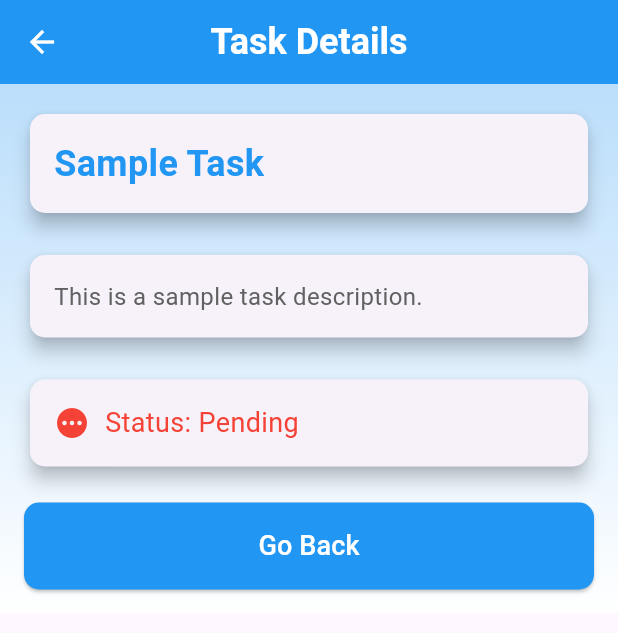
After one commit to Aschalew524/Todo-app-project, a Flutter app: the TodoDetailsPage screen opened by its route, on a phone screen of 412 x 824 dp. The commit adds this screen. Shown: the top 633 px of the screen. Run offline on Flutter 3.47's test engine with Material 3 defaults, Android fonts, the phone set to English and light mode, and no system bars; our stand-ins replace google_fonts, shared_preferences; accounts and stored records are empty; network calls fail.

Commit message:
create ,get all, detail functionalities added

```diff
--- a/todo_frontend/lib/main.dart
+++ b/todo_frontend/lib/main.dart
@@ -1,22 +1,33 @@
 import 'package:flutter/material.dart';
+import 'package:todo_frontend/screens/AddTodoPage.dart';
+import 'package:todo_frontend/screens/detailsPage.dart';
 import 'package:todo_frontend/screens/home_screen.dart';
-//import 'package:todo_frontend/screens/signin.dart';
-// import 'package:todo_frontend/screens/home_screen.dart';
-//import 'package:todo_frontend/screens/signup.dart';
+import 'package:todo_frontend/screens/signin.dart';
+import 'package:todo_frontend/screens/signup.dart';
+import 'api_service.dart';
+
 
 void main() {
-  runApp(const MyApp());
+  runApp(MyApp());
 }
 
 class MyApp extends StatelessWidget {
-  const MyApp({super.key});
-
   @override
   Widget build(BuildContext context) {
-    return  MaterialApp(
-
-      debugShowCheckedModeBanner: false,
-      home: HomeScreen()//SignInScreen(),
+    return MaterialApp(
+      debugShowCheckedModeBanner: false, // Remove debug banner
+      initialRoute: '/signin', // Start with the Sign-In screen
+      routes: {
+        '/signin': (context) => SignInScreen(), // Sign-In route
+        '/signup': (context) => SignupScreen(), // Sign-Up route
+        '/home': (context) => HomeScreen(), // Home route
+        '/create': (context) => CreateTodoPage(), // Create To-Do route
+        '/details': (context) => const TodoDetailsPage(
+              title: 'Sample Task', // Pass sample data for now
+              description: 'This is a sample task description.',
+              isCompleted: false,
+            ), // To-Do Details route
+      },
     );
   }
 }
--- /dev/null
+++ b/todo_frontend/lib/screens/detailsPage.dart
@@ -0,0 +1,142 @@
+import 'package:flutter/material.dart';
+
+class TodoDetailsPage extends StatelessWidget {
+  final String title;
+  final String description;
+  final bool isCompleted;
+
+  const TodoDetailsPage({
+    required this.title,
+    required this.description,
+    required this.isCompleted,
+  });
+
+  @override
+  Widget build(BuildContext context) {
+    return Scaffold(
+      appBar: AppBar(
+        title: const Text(
+          'Task Details',
+          style: TextStyle(
+            fontSize: 24,
+            fontWeight: FontWeight.bold,
+            color: Colors.white,
+          ),
+        ),
+        backgroundColor: Colors.blue,
+        elevation: 0,
+        centerTitle: true,
+        leading: IconButton(
+          icon: const Icon(Icons.arrow_back, color: Colors.white),
+          onPressed: () {
+            Navigator.pop(context); // Navigate back
+          },
+        ),
+      ),
+      body: Container(
+        decoration: BoxDecoration(
+          gradient: LinearGradient(
+            colors: [Colors.blue.shade100, Colors.white],
+            begin: Alignment.topCenter,
+            end: Alignment.bottomCenter,
+          ),
+        ),
+        child: SingleChildScrollView(
+          child: Padding(
+            padding: const EdgeInsets.all(16.0),
+            child: Column(
+              crossAxisAlignment: CrossAxisAlignment.stretch,
+              children: [
+                // Task Title
+                Card(
+                  elevation: 5,
+                  shape: RoundedRectangleBorder(
+                    borderRadius: BorderRadius.circular(10),
+                  ),
+                  child: Padding(
+                    padding: const EdgeInsets.all(16.0),
+                    child: Text(
+                      title,
+                      style: const TextStyle(
+                        fontSize: 24,
+                        fontWeight: FontWeight.bold,
+                        color: Colors.blue,
+                      ),
+                    ),
+                  ),
+                ),
+                const SizedBox(height: 20),
+
+                // Task Description
+                Card(
+                  elevation: 5,
+                  shape: RoundedRectangleBorder(
+                    borderRadius: BorderRadius.circular(10),
+                  ),
+                  child: Padding(
+                    padding: const EdgeInsets.all(16.0),
+                    child: Text(
+                      description,
+                      style: TextStyle(
+                        fontSize: 16,
+                        color: Colors.grey.shade700,
+                      ),
+                    ),
+                  ),
+                ),
+                const SizedBox(height: 20),
+
+                // Task Status
+                Card(
+                  elevation: 5,
+                  shape: RoundedRectangleBorder(
+                    borderRadius: BorderRadius.circular(10),
+                  ),
+                  child: Padding(
+                    padding: const EdgeInsets.all(16.0),
+                    child: Row(
+                      children: [
+                        Icon(
+                          isCompleted ? Icons.check_circle : Icons.pending,
+                          color: isCompleted ? Colors.green : Colors.red,
+                          size: 24,
+                        ),
+                        const SizedBox(width: 10),
+                        Text(
+                          'Status: ${isCompleted ? 'Completed' : 'Pending'}',
+                          style: TextStyle(
+                            fontSize: 18,
+                            color: isCompleted ? Colors.green : Colors.red,
+                          ),
+                        ),
+                      ],
+                    ),
+                  ),
+                ),
+                const SizedBox(height: 20),
+
+                // Optional: Add a Back Button at the Bottom
+                ElevatedButton(
+                  onPressed: () {
+                    Navigator.pop(context); // Navigate back
+                  },
+                  style: ElevatedButton.styleFrom(
+                    backgroundColor: Colors.blue,
+                    padding: const EdgeInsets.symmetric(vertical: 16),
+                    shape: RoundedRectangleBorder(
+                      borderRadius: BorderRadius.circular(10),
+                    ),
+                  ),
+                  child: const Text(
+                    'Go Back',
+                    style: TextStyle(fontSize: 18, color: Colors.white),
+                  ),
+                ),
+              ],
+            ),
+          ),
+        ),
+      ),
+    );
+  }
+}
--- a/todo_frontend/lib/screens/home_screen.dart
+++ b/todo_frontend/lib/screens/home_screen.dart
@@ -1,15 +1,10 @@
 import 'package:flutter/material.dart';
 
-void main() {
-  runApp(HomeScreen());
-}
 
 class HomeScreen extends StatelessWidget {
   @override
   Widget build(BuildContext context) {
-    return MaterialApp(
-       // Remove debug banner
-      home: Scaffold(
+    return Scaffold(
       body: Column(
         children: [
           // Header Section
@@ -22,7 +17,6 @@ class HomeScreen extends StatelessWidget {
                 bottomRight: Radius.circular(30),
               ),
             ),
-
             child: const Center(
               child: Column(
                 mainAxisSize: MainAxisSize.min, // Centers the column's content
@@ -44,23 +38,17 @@ class HomeScreen extends StatelessWidget {
                 ],
               ),
             ),
-
-
           ),
           const SizedBox(height: 20),
-
           const Center(
             child: Text(
               "Tasks List",
               style: TextStyle(
                 fontSize: 28,
-                   // fontWeight: FontWeight.bold,
                 color: Colors.black,
               ),
             ),
           ),
-
-
           // Task List Section
           Expanded(
             child: ListView.builder(
@@ -91,6 +79,18 @@ class HomeScreen extends StatelessWidget {
                         // Handle checkbox state change
                       },
                     ),
+                    onTap: () {
+                      // Navigate to To-Do Details Screen with task details
+                      Navigator.pushNamed(
+                        context,
+                        '/details',
+                        arguments: {
+                          'title': 'Task ${index + 1}', // Pass task title
+                          'description': 'Description for Task ${index + 1}', // Pass task description
+                          'isCompleted': false, // Pass task status
+                        },
+                      );
+                    },
                   ),
                 );
               },
@@ -101,12 +101,12 @@ class HomeScreen extends StatelessWidget {
       // Floating Action Button (FAB)
       floatingActionButton: FloatingActionButton(
         onPressed: () {
-            // Add functionality to create a new task
+          // Navigate to Create To-Do Screen
+          Navigator.pushNamed(context, '/create');
         },
         backgroundColor: Colors.blue,
         child: const Icon(Icons.add, color: Colors.white),
       ),
-      ),
     );
   }
 }
--- a/todo_frontend/pubspec.yaml
+++ b/todo_frontend/pubspec.yaml
@@ -37,6 +37,7 @@ dependencies:
   cupertino_icons: ^1.0.8
   http: ^1.3.0
   google_fonts: ^6.2.1
+  shared_preferences: ^2.5.2
 
 
 dev_dependencies:
```
Also changed, not shown: todo_frontend/lib/api_service.dart (added, +46 -0 lines), todo_frontend/lib/screens/AddTodoPage.dart (added, +122 -0 lines), todo_frontend/lib/screens/signin.dart (+107 -20 lines), todo_frontend/lib/screens/signup.dart (+86 -47 lines), todo_frontend/pubspec.lock, 4 other files. Lines whose indentation alone changed are shown as unchanged.
